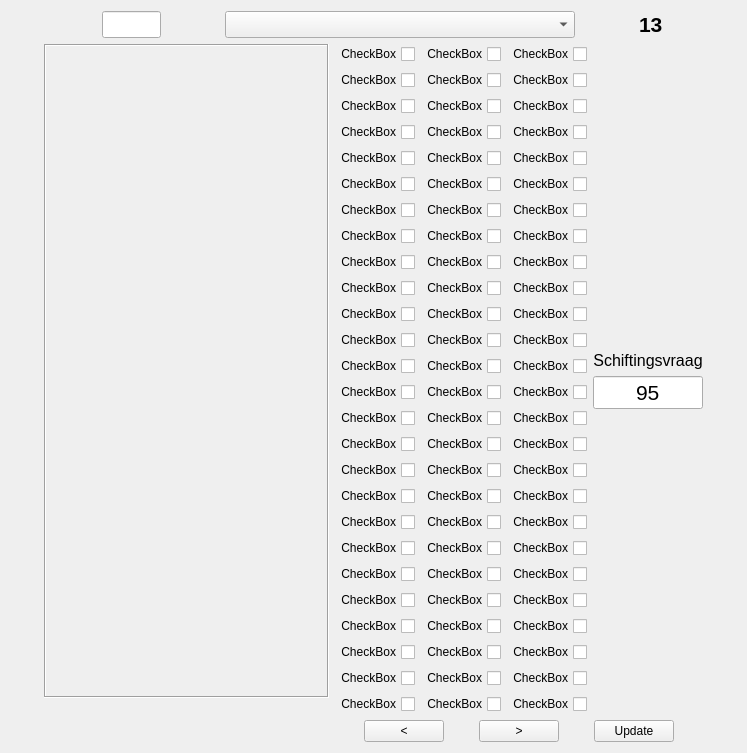
This is ui/Aanpassen.ui in TimThielemans/ScoreQuiz as Qt 5 draws it before an edit. The edited form follows.
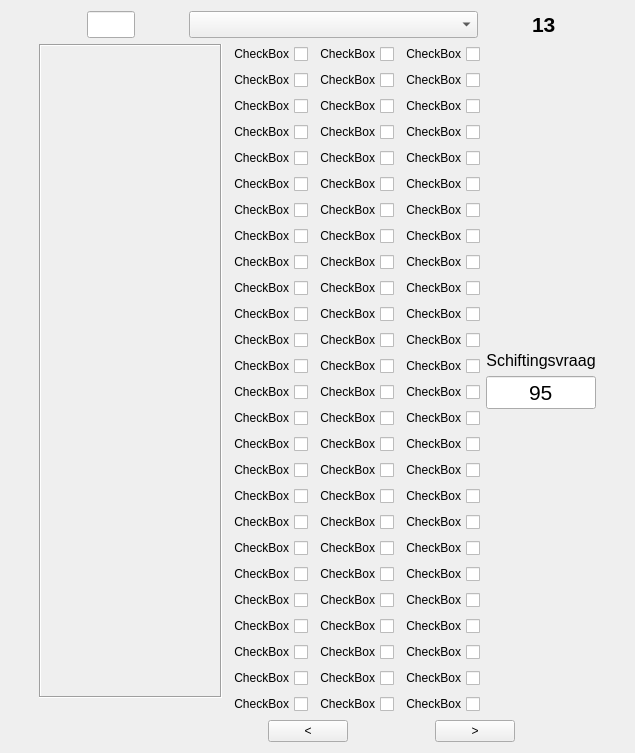
This is the edited form.

```diff
--- a/ui/Aanpassen.ui
+++ b/ui/Aanpassen.ui
@@ -6,8 +6,8 @@
    <rect>
     <x>0</x>
     <y>0</y>
-    <width>747</width>
-    <height>752</height>
+    <width>635</width>
+    <height>633</height>
    </rect>
   </property>
   <property name="windowTitle">
@@ -1859,7 +1859,7 @@
         </spacer>
        </item>
        <item>
-        <layout class="QHBoxLayout" name="horizontalLayout_2">
+        <layout class="QHBoxLayout" name="horizontalLayout_2" stretch="0,0,2,1,2">
          <item>
           <spacer name="horizontalSpacer_13">
            <property name="orientation">
@@ -1905,7 +1905,7 @@
          <item>
           <widget class="QPushButton" name="NextBtn">
            <property name="sizePolicy">
-            <sizepolicy hsizetype="Expanding" vsizetype="Fixed">
+            <sizepolicy hsizetype="Expanding" vsizetype="Expanding">
              <horstretch>0</horstretch>
              <verstretch>0</verstretch>
             </sizepolicy>
@@ -1931,29 +1931,6 @@
            </property>
           </spacer>
          </item>
-         <item>
-          <widget class="QPushButton" name="SaveBtn">
-           <property name="focusPolicy">
-            <enum>Qt::NoFocus</enum>
-           </property>
-           <property name="text">
-            <string>Update</string>
-           </property>
-          </widget>
-         </item>
-         <item>
-          <spacer name="horizontalSpacer_14">
-           <property name="orientation">
-            <enum>Qt::Horizontal</enum>
-           </property>
-           <property name="sizeHint" stdset="0">
-            <size>
-             <width>40</width>
-             <height>20</height>
-            </size>
-           </property>
-          </spacer>
-         </item>
         </layout>
        </item>
       </layout>
```
